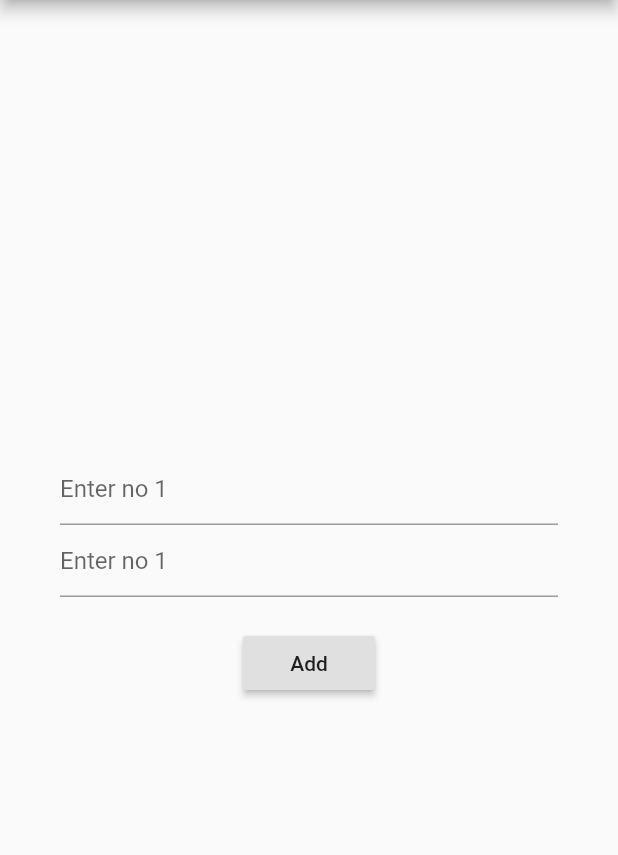
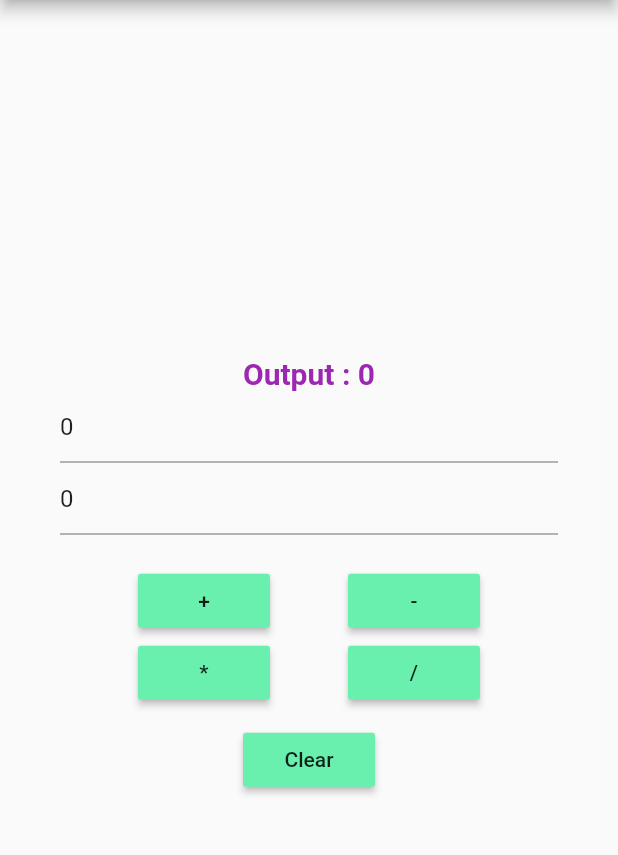
Before and after one commit to abditimer/calculator-app, a Flutter app: the screen it shows after launch, on a phone screen of 412 x 824 dp, the part 84-939 px from its top. Run offline on Flutter 3.47's test engine with Material 2 defaults, Android fonts, the phone set to English and light mode, and no system bars.

Commit message:
app iteration 1 done

```diff
--- a/lib/home_page.dart
+++ b/lib/home_page.dart
@@ -2,10 +2,59 @@ import 'package:flutter/material.dart';
 
 class HomePage extends StatefulWidget {
   @override
-  _HomePageState createState() => _HomePageState();
+  HomePageState createState() => HomePageState();
 }
 
-class _HomePageState extends State<HomePage> {
+class HomePageState extends State<HomePage> {
+  var num1 = 0, num2 = 0, sum = 0;
+
+  final TextEditingController t1 = new TextEditingController(text: "0");
+  final TextEditingController t2 = new TextEditingController(text: "0");
+
+  void doAddition() {
+    setState(() {
+      num1 = int.parse(t1.text);
+      num2 = int.parse(t2.text);
+
+      sum = num1 + num2;
+    });
+  }
+
+  void doSub() {
+    setState(() {
+      num1 = int.parse(t1.text);
+      num2 = int.parse(t2.text);
+
+      sum = num1 - num2;
+    });
+  }
+
+  void doMul() {
+    setState(() {
+      num1 = int.parse(t1.text);
+      num2 = int.parse(t2.text);
+
+      sum = num1 * num2;
+    });
+  }
+
+  void doDiv() {
+    setState(() {
+      num1 = int.parse(t1.text);
+      num2 = int.parse(t2.text);
+
+      sum = num1 ~/ num2;
+    });
+  }
+
+  void doClear() {
+    setState(() {
+      t1.text="0";
+      t2.text = "0";
+      sum=0;
+    });
+  }
+
   @override
   Widget build(BuildContext context) {
     return new Scaffold(
@@ -15,25 +64,59 @@ class _HomePageState extends State<HomePage> {
         child: new Column(
           mainAxisAlignment: MainAxisAlignment.center,
           children: <Widget>[
-            new TextField(
-              keyboardType: TextInputType.number,
-              decoration: new InputDecoration(
-                hintText: "Enter no 1"
-              ),
+            new Text(
+              "Output : $sum",
+              style: new TextStyle(
+                  fontSize: 20.0,
+                  fontWeight: FontWeight.bold,
+                  color: Colors.purple),
             ),
             new TextField(
               keyboardType: TextInputType.number,
-              decoration: new InputDecoration(
-                hintText: "Enter no 1"
-              ),
+              decoration: new InputDecoration(hintText: "Enter no 1"),
+              controller: t1,
+            ),
+            new TextField(
+              keyboardType: TextInputType.number,
+              decoration: new InputDecoration(hintText: "Enter no 2"),
+              controller: t2,
             ),
             new Padding(padding: const EdgeInsets.only(top: 20.0)),
             new Row(
+              mainAxisAlignment: MainAxisAlignment.spaceEvenly,
+              children: <Widget>[
+                new MaterialButton(
+                    child: new Text("+"),
+                    color: Colors.greenAccent,
+                    onPressed: doAddition),
+                new MaterialButton(
+                    child: new Text("-"),
+                    color: Colors.greenAccent,
+                    onPressed: doSub),
+              ],
+            ),
+            new Row(
+              mainAxisAlignment: MainAxisAlignment.spaceEvenly,
+              children: <Widget>[
+                new MaterialButton(
+                  child: new Text("*"),
+                  color: Colors.greenAccent,
+                  onPressed: doMul,
+                ),
+                new MaterialButton(
+                    child: new Text("/"),
+                    color: Colors.greenAccent,
+                    onPressed: doDiv)
+              ],
+            ),
+            new Padding(padding: const EdgeInsets.only(top: 10.0)),
+            new Row(
               mainAxisAlignment: MainAxisAlignment.center,
               children: <Widget>[
-                new RaisedButton(
-                  child: new Text("Add"),
-                  onPressed: () {}
+                new MaterialButton(
+                  child: new Text("Clear"),
+                  color: Colors.greenAccent,
+                  onPressed: doClear,
                 ),
               ],
             ),
```
